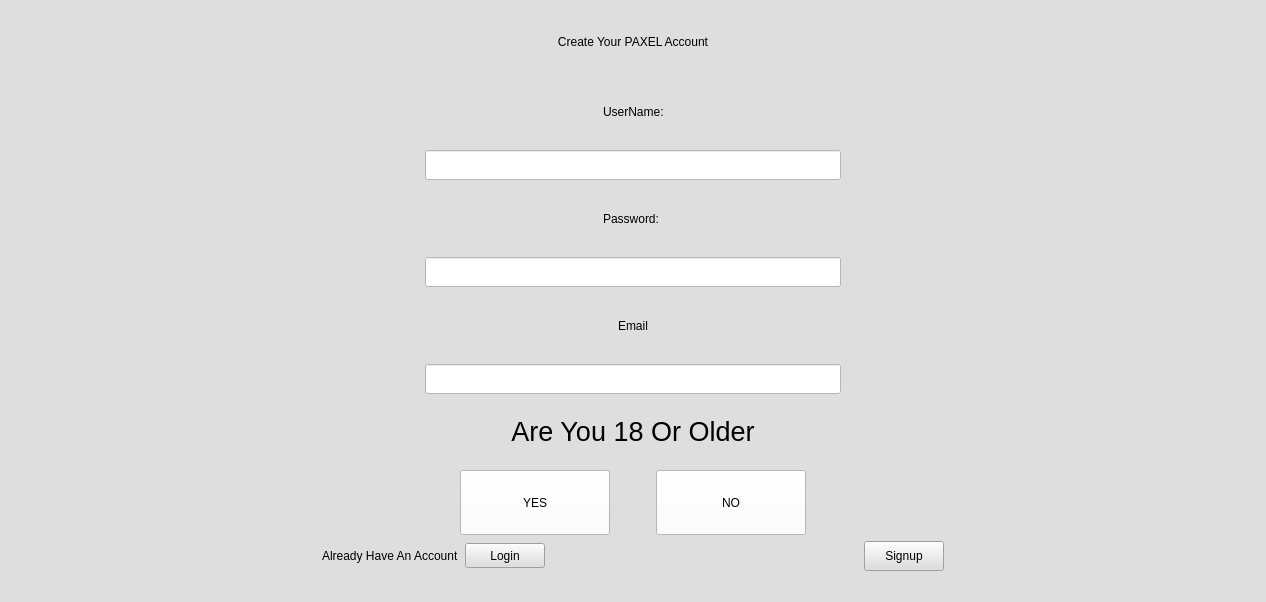
The window that Paxel/signup.ui (ClownKingWalrus/PAXEL) describes before a commit, drawn with Qt 5.
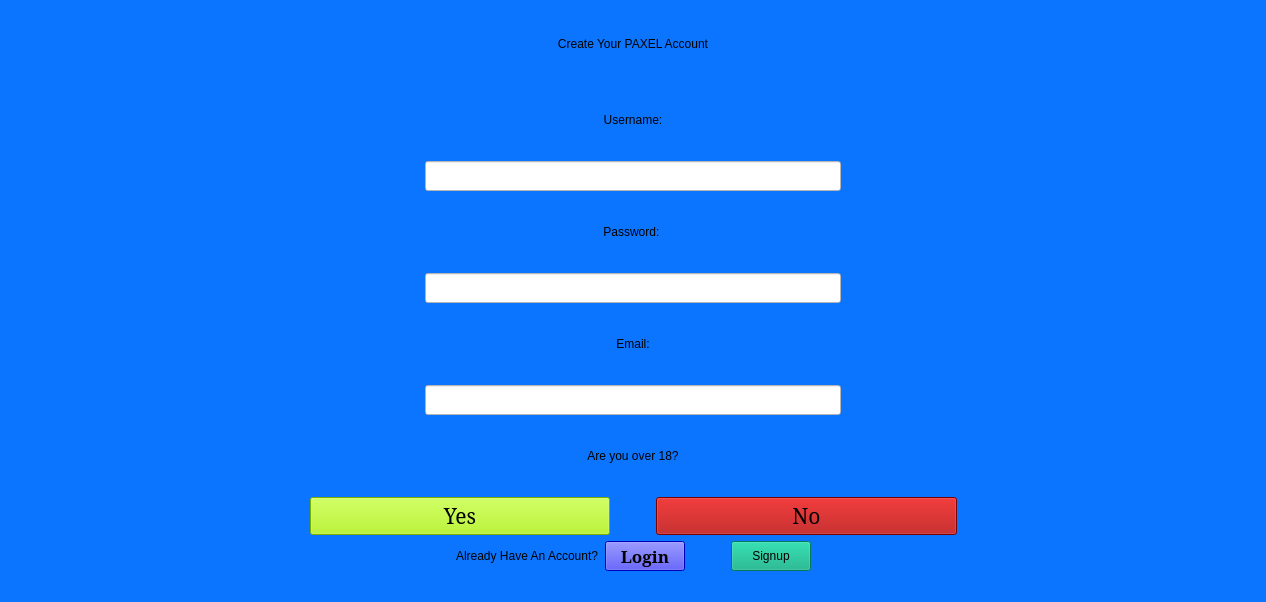
The same window after the commit.

```diff
--- a/Paxel/signup.ui
+++ b/Paxel/signup.ui
@@ -14,7 +14,7 @@
    <string>MainWindow</string>
   </property>
   <property name="styleSheet">
-   <string notr="true">background-color: rgb(222, 222, 222);</string>
+   <string notr="true">background-color: rgb(11, 117, 255);</string>
   </property>
   <widget class="QWidget" name="centralwidget">
    <layout class="QGridLayout" name="gridLayout_2">
@@ -50,7 +50,9 @@
            </size>
           </property>
           <property name="styleSheet">
-           <string notr="true">background-color: rgb(255, 255, 255);</string>
+           <string notr="true">background-color: rgb(255, 255, 255);
+font: 9pt &quot;MS Serif&quot;;
+color: rgb(0, 0, 0);</string>
           </property>
          </widget>
         </item>
@@ -86,11 +88,20 @@
         </item>
         <item>
          <widget class="QLabel" name="label_2">
+          <property name="sizePolicy">
+           <sizepolicy hsizetype="Expanding" vsizetype="Preferred">
+            <horstretch>0</horstretch>
+            <verstretch>0</verstretch>
+           </sizepolicy>
+          </property>
           <property name="styleSheet">
            <string notr="true">font: 20pt &quot;Bahnschrift&quot;;</string>
           </property>
           <property name="text">
-           <string>UserName:</string>
+           <string>Username:</string>
+          </property>
+          <property name="alignment">
+           <set>Qt::AlignmentFlag::AlignCenter</set>
           </property>
          </widget>
         </item>
@@ -126,11 +137,20 @@
         </item>
         <item>
          <widget class="QLabel" name="label_4">
+          <property name="sizePolicy">
+           <sizepolicy hsizetype="Expanding" vsizetype="Preferred">
+            <horstretch>0</horstretch>
+            <verstretch>0</verstretch>
+           </sizepolicy>
+          </property>
           <property name="styleSheet">
            <string notr="true">font: 20pt &quot;Bahnschrift&quot;;</string>
           </property>
           <property name="text">
-           <string>Email</string>
+           <string>Email:</string>
+          </property>
+          <property name="alignment">
+           <set>Qt::AlignmentFlag::AlignCenter</set>
           </property>
          </widget>
         </item>
@@ -192,7 +212,9 @@
            </size>
           </property>
           <property name="styleSheet">
-           <string notr="true">background-color: rgb(255, 255, 255);</string>
+           <string notr="true">background-color: rgb(255, 255, 255);
+font: 9pt &quot;MS Serif&quot;;
+color: rgb(0, 0, 0);</string>
           </property>
          </widget>
         </item>
@@ -232,7 +254,7 @@
            <string notr="true">font: 15pt &quot;Bahnschrift&quot;;</string>
           </property>
           <property name="text">
-           <string>Already Have An Account</string>
+           <string>Already Have An Account?</string>
           </property>
          </widget>
         </item>
@@ -244,8 +266,17 @@
             <height>25</height>
            </size>
           </property>
+          <property name="font">
+           <font>
+            <family>MS Serif</family>
+            <pointsize>13</pointsize>
+            <italic>false</italic>
+            <bold>true</bold>
+           </font>
+          </property>
           <property name="styleSheet">
-           <string notr="true">font: 15pt &quot;Bahnschrift&quot;;</string>
+           <string notr="true">font: 700 13pt &quot;MS Serif&quot;;
+background-color: rgb(0, 0, 255);</string>
           </property>
           <property name="text">
            <string>Login</string>
@@ -257,6 +288,9 @@
           <property name="orientation">
            <enum>Qt::Orientation::Horizontal</enum>
           </property>
+          <property name="sizeType">
+           <enum>QSizePolicy::Policy::Fixed</enum>
+          </property>
           <property name="sizeHint" stdset="0">
            <size>
             <width>40</width>
@@ -274,7 +308,8 @@
            </size>
           </property>
           <property name="styleSheet">
-           <string notr="true">font: 15pt &quot;Bahnschrift&quot;;</string>
+           <string notr="true">background-color: rgb(0, 170, 127);
+font: 700 13pt &quot;MS Serif&quot;;</string>
           </property>
           <property name="text">
            <string>Signup</string>
@@ -314,23 +349,34 @@
         <item>
          <widget class="QPushButton" name="pushButton">
           <property name="sizePolicy">
-           <sizepolicy hsizetype="Minimum" vsizetype="Minimum">
+           <sizepolicy hsizetype="Expanding" vsizetype="Preferred">
             <horstretch>0</horstretch>
             <verstretch>0</verstretch>
            </sizepolicy>
           </property>
-          <property name="minimumSize">
+          <property name="font">
+           <font>
+            <family>MS Serif</family>
+            <pointsize>16</pointsize>
+           </font>
+          </property>
+          <property name="styleSheet">
+           <string notr="true">QPushButton {
+background-color: rgb(170, 245, 0);
+}
+QPushButton:Hover {
+background-color: rgb(180, 255, 10);
+}</string>
+          </property>
+          <property name="text">
+           <string>Yes</string>
+          </property>
+          <property name="iconSize">
            <size>
-            <width>150</width>
+            <width>15</width>
             <height>30</height>
            </size>
           </property>
-          <property name="styleSheet">
-           <string notr="true">background-color: rgb(255, 255, 255);</string>
-          </property>
-          <property name="text">
-           <string>YES</string>
-          </property>
          </widget>
         </item>
         <item>
@@ -352,23 +398,34 @@
         <item>
          <widget class="QPushButton" name="pushButton_2">
           <property name="sizePolicy">
-           <sizepolicy hsizetype="Minimum" vsizetype="Minimum">
+           <sizepolicy hsizetype="Expanding" vsizetype="Fixed">
             <horstretch>0</horstretch>
             <verstretch>0</verstretch>
            </sizepolicy>
           </property>
-          <property name="minimumSize">
+          <property name="font">
+           <font>
+            <family>MS Serif</family>
+            <pointsize>16</pointsize>
+           </font>
+          </property>
+          <property name="styleSheet">
+           <string notr="true">QPushButton {
+background-color: rgb(170, 0, 0);
+}
+QPushButton:Hover {
+background-color: rgb(180, 10, 10);
+}</string>
+          </property>
+          <property name="text">
+           <string>No</string>
+          </property>
+          <property name="iconSize">
            <size>
-            <width>150</width>
+            <width>15</width>
             <height>30</height>
            </size>
           </property>
-          <property name="styleSheet">
-           <string notr="true">background-color: rgb(255, 255, 255);</string>
-          </property>
-          <property name="text">
-           <string>NO</string>
-          </property>
          </widget>
         </item>
         <item>
@@ -416,7 +473,9 @@
            </size>
           </property>
           <property name="styleSheet">
-           <string notr="true">background-color: rgb(255, 255, 255);</string>
+           <string notr="true">background-color: rgb(255, 255, 255);
+font: 9pt &quot;MS Serif&quot;;
+color: rgb(0, 0, 0);</string>
           </property>
          </widget>
         </item>
@@ -452,12 +511,21 @@
         </item>
         <item>
          <widget class="QLabel" name="label_3">
+          <property name="sizePolicy">
+           <sizepolicy hsizetype="Expanding" vsizetype="Preferred">
+            <horstretch>0</horstretch>
+            <verstretch>0</verstretch>
+           </sizepolicy>
+          </property>
           <property name="styleSheet">
            <string notr="true">font: 20pt &quot;Bahnschrift&quot;;</string>
           </property>
           <property name="text">
            <string>Password: </string>
           </property>
+          <property name="alignment">
+           <set>Qt::AlignmentFlag::AlignCenter</set>
+          </property>
          </widget>
         </item>
         <item>
@@ -479,8 +547,17 @@
        <layout class="QHBoxLayout" name="horizontalLayout_6">
         <item>
          <widget class="QLabel" name="label_5">
+          <property name="sizePolicy">
+           <sizepolicy hsizetype="Expanding" vsizetype="Preferred">
+            <horstretch>0</horstretch>
+            <verstretch>0</verstretch>
+           </sizepolicy>
+          </property>
+          <property name="styleSheet">
+           <string notr="true">font: 21pt &quot;Bahnschrift&quot;;</string>
+          </property>
           <property name="text">
-           <string>&lt;html&gt;&lt;head/&gt;&lt;body&gt;&lt;p&gt;&lt;span style=&quot; font-size:20pt;&quot;&gt;Are You 18 Or Older&lt;/span&gt;&lt;/p&gt;&lt;/body&gt;&lt;/html&gt;</string>
+           <string>&lt;html&gt;&lt;head/&gt;&lt;body&gt;&lt;p&gt;Are you over 18?&lt;/p&gt;&lt;/body&gt;&lt;/html&gt;</string>
           </property>
           <property name="alignment">
            <set>Qt::AlignmentFlag::AlignCenter</set>
```
Left out of the diff: 12 changed lines with no effect on the pictures.
